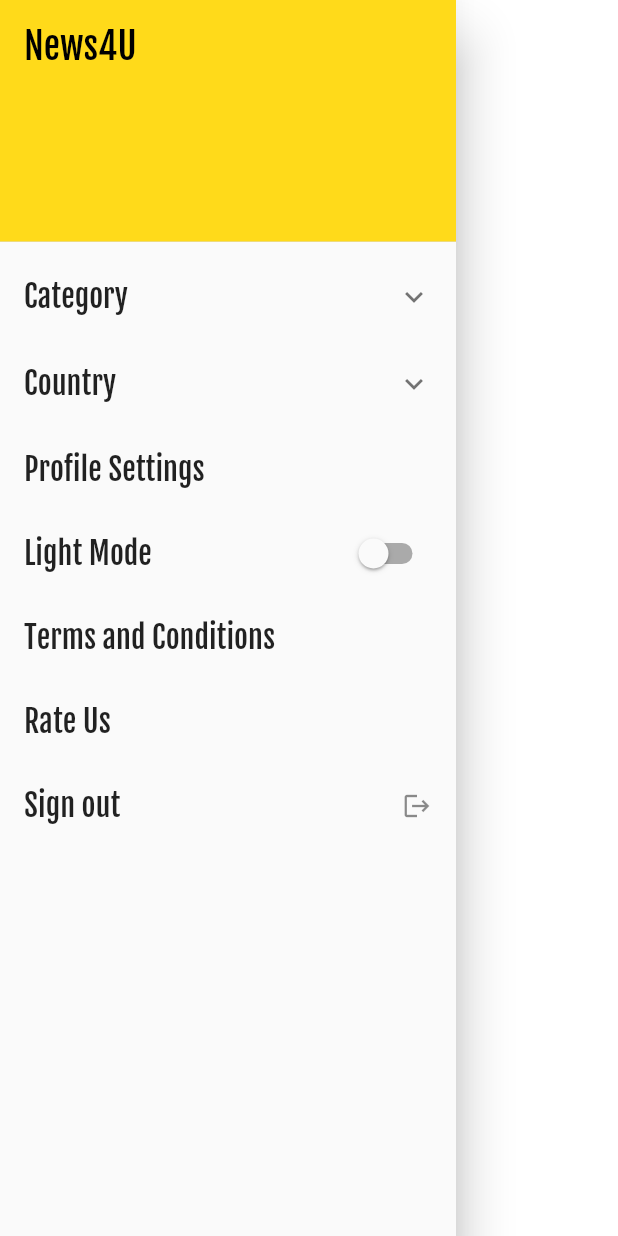
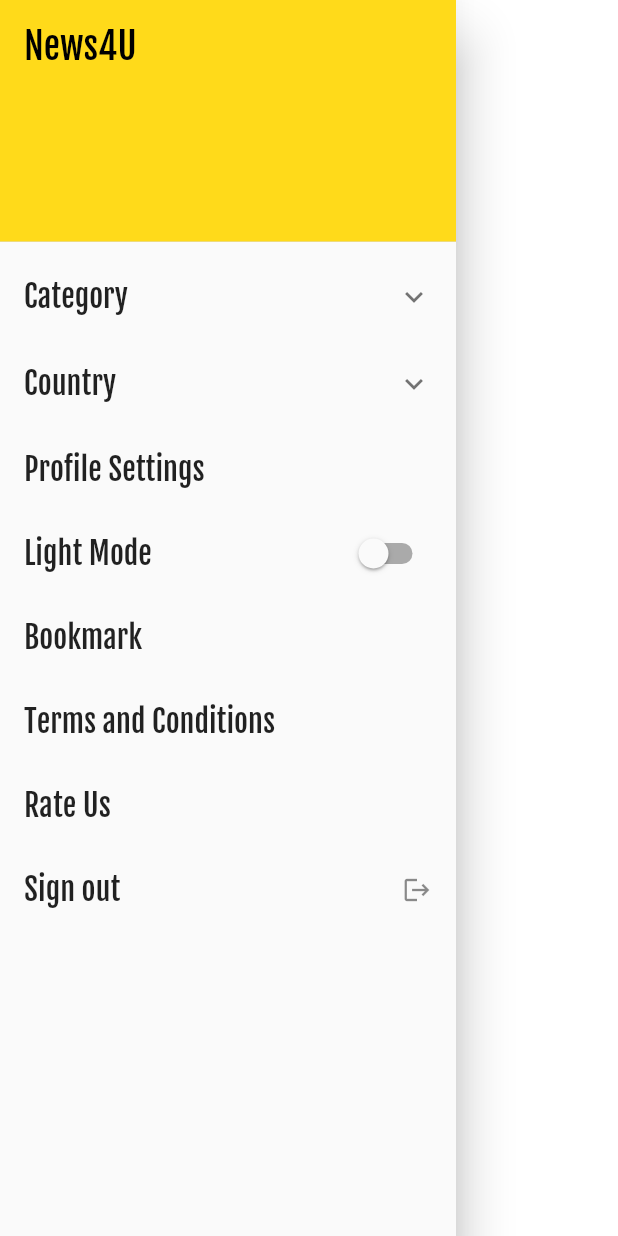
Before and after one commit to NIVIN1996/news_mobile_app, a Flutter app: the MenuScreen widget shown alone on an empty page, opened directly with empty values, on a phone screen of 412 x 824 dp. Run offline on Flutter 3.47's test engine with Material 2 defaults, Android fonts, the phone set to English and light mode, and no system bars; our stand-ins replace cached_network_image, firebase_auth, firebase_core, flutter_rating_bar, hive, hive_flutter and 3 more; accounts and stored records are empty; network calls fail.

Commit message:
bookmark tile added

```diff
--- a/lib/ui/menu_screen/menu_screen.dart
+++ b/lib/ui/menu_screen/menu_screen.dart
@@ -196,6 +196,12 @@ class _MenuScreenState extends State<MenuScreen> {
               onTap: () {},
             ),
             ListTile(
+              title: Text('Bookmark', style: TextFontStyle.med(size: context.textPx * 20)),
+              onTap: () {
+                context.pushNamed(ScreenNames.bookmarkListScreen);
+              },
+            ),
+            ListTile(
               title: Text('Terms and Conditions', style: TextFontStyle.med(size: context.textPx * 20)),
               onTap: () {
                 context.pushNamed(ScreenNames.termsAndConditionScreen);
```
